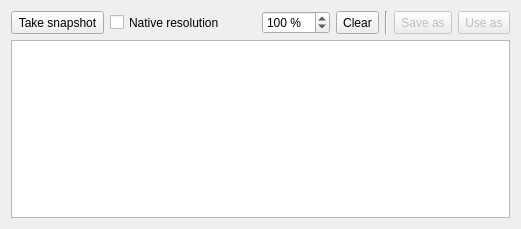
Old version of the form embedderopt.ui in the repository qmc2/qmc2-mame-fe.
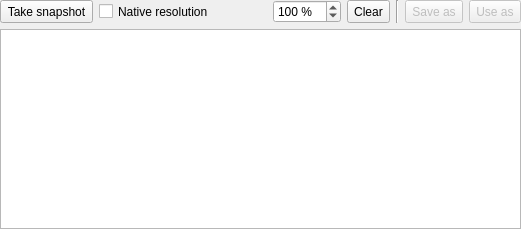
New version of the form. Icons and pictures are not drawn.

Commit message: fix: corrected a centering issue upon resizing of the embed-container

The edit to the form file:
```diff
--- a/embedderopt.ui
+++ b/embedderopt.ui
@@ -14,6 +14,9 @@
    <string>Embedder options</string>
   </property>
   <layout class="QGridLayout" name="gridLayout">
+   <property name="margin">
+    <number>0</number>
+   </property>
    <item row="0" column="0">
     <widget class="QToolButton" name="toolButtonTakeSnapshot">
      <property name="sizePolicy">
```
The commit also changes 2 other files.
